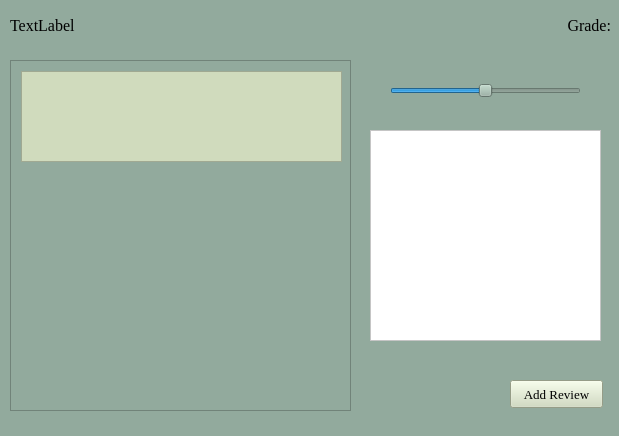
The window that untitled.ui (dinuScripnic/AllBuy) describes before a commit, drawn with Qt 5.
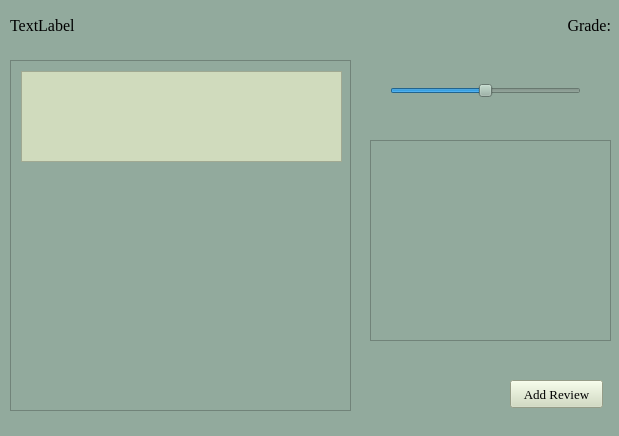
The same window after the commit.

Diff of the .ui file:
```diff
--- a/untitled.ui
+++ b/untitled.ui
@@ -136,24 +136,6 @@
     <enum>Qt::Horizontal</enum>
    </property>
   </widget>
-  <widget class="QTextBrowser" name="textBrowser">
-   <property name="geometry">
-    <rect>
-     <x>370</x>
-     <y>130</y>
-     <width>231</width>
-     <height>211</height>
-    </rect>
-   </property>
-   <property name="font">
-    <font>
-     <family>Times New Roman</family>
-    </font>
-   </property>
-   <property name="styleSheet">
-    <string notr="true">background-color: rgb(255, 255, 255)</string>
-   </property>
-  </widget>
   <widget class="QPushButton" name="pushButton">
    <property name="geometry">
     <rect>
@@ -176,6 +158,16 @@
     <string>Add Review</string>
    </property>
   </widget>
+  <widget class="QTextEdit" name="textEdit">
+   <property name="geometry">
+    <rect>
+     <x>370</x>
+     <y>140</y>
+     <width>241</width>
+     <height>201</height>
+    </rect>
+   </property>
+  </widget>
  </widget>
  <resources/>
  <connections/>
```
